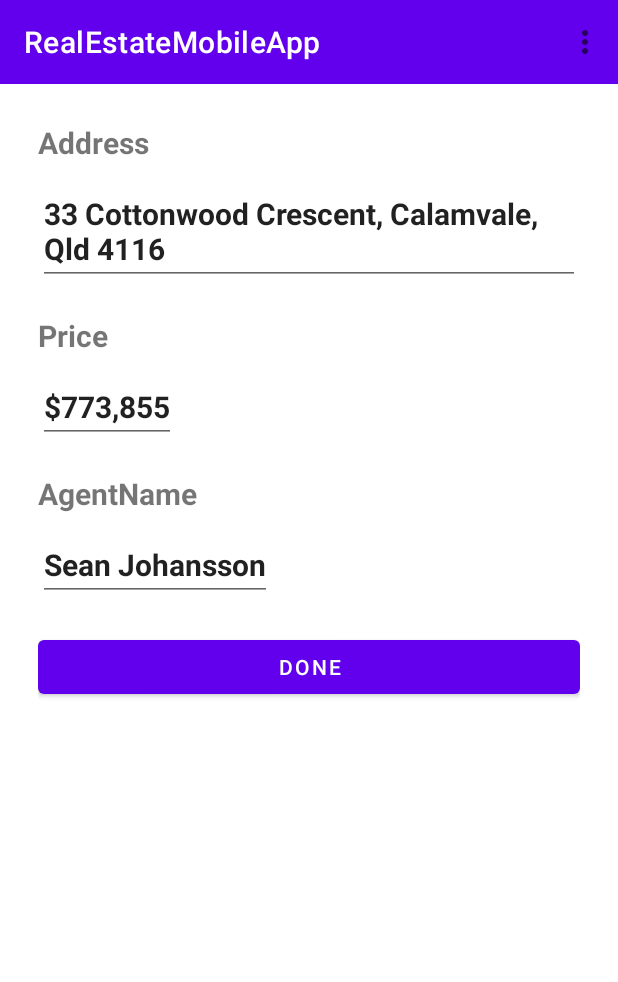
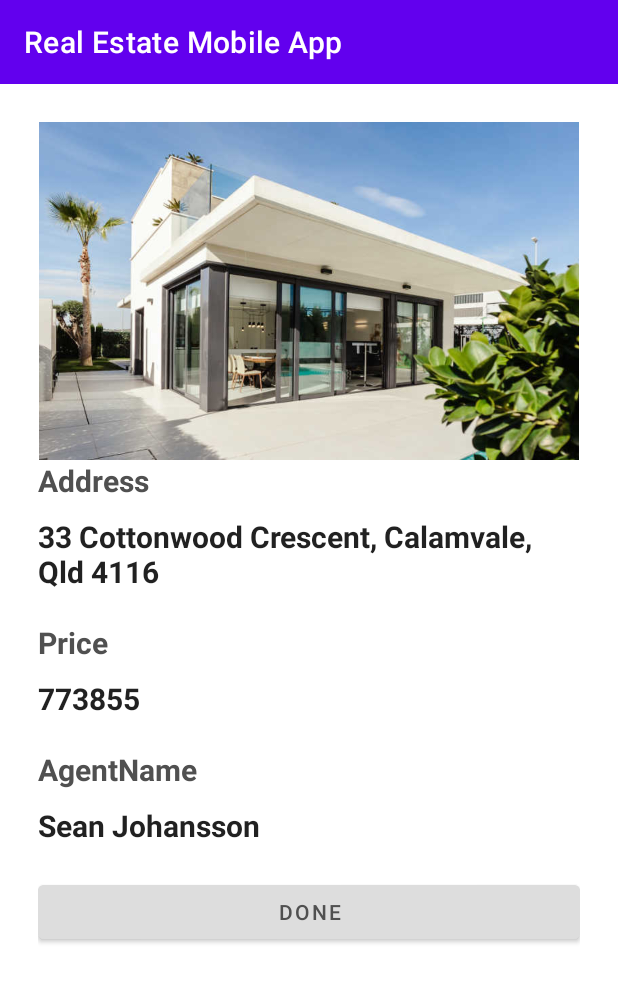
Before and after one commit to danny780659/RealEstateMobileApp, an Android app: the screen it shows after launch (MainActivity), after a tap on "33 Cottonwood Crescent, Calamvale, Qld 4", on a phone screen of 412 x 824 dp. Shown: the top 982 px of the screen. Run offline under Robolectric (Android 15) with nearby library versions, the phone set to English and light mode, and no system bars.

Commit message:
Added error handling, images and dialogs

```diff
--- a/app/src/main/java/com/example/realestatemobileapp/MainActivity.kt
+++ b/app/src/main/java/com/example/realestatemobileapp/MainActivity.kt
@@ -1,8 +1,10 @@
 package com.example.realestatemobileapp
 
+import android.app.AlertDialog
 import androidx.appcompat.app.AppCompatActivity
 import android.os.Bundle
 import android.view.Menu
+import android.widget.ImageView
 import androidx.fragment.app.Fragment
 import androidx.lifecycle.ViewModelProvider
 
@@ -18,17 +20,6 @@ class MainActivity : AppCompatActivity() {
         mPropertyDetailsViewModel = ViewModelProvider(this).get(PropertyDetailsViewModel::class.java)
 
         mPropertyDetailsViewModel.selectedProperty.observe(this) {
-            loadFragment(PropertyDetailsFragment.newInstance())
-        }
-
-        mPropertyDetailsViewModel.editedProperty.observe(this) {
-            loadFragment(PropertyListFragment.newInstance())
-        }
-
-/*
-        // we will persist data later using the database - However if we wanted to do it here
-        // we can put the list fragment on the stack and pop it off rather than recreating it
-        mPropertyDetailsViewModel.selectedProperty.observe(this) {
             supportFragmentManager
                 .beginTransaction()
                 .replace(R.id.container, PropertyDetailsFragment.newInstance())
@@ -39,16 +30,12 @@ class MainActivity : AppCompatActivity() {
         mPropertyDetailsViewModel.editedProperty.observe(this) {
             supportFragmentManager.popBackStack()
         }
-*/
+
         if (savedInstanceState == null) {
             loadFragment(PropertyListFragment.newInstance())
         }
     }
 
-    override fun onCreateOptionsMenu(menu: Menu?): Boolean {
-        menuInflater.inflate(R.menu. menu_main, menu)
-        return true
-    }
     fun loadFragment(fragment: Fragment)
     {
         supportFragmentManager
--- a/app/src/main/java/com/example/realestatemobileapp/Property.kt
+++ b/app/src/main/java/com/example/realestatemobileapp/Property.kt
@@ -1,3 +1,3 @@
 package com.example.realestatemobileapp
 
-data class Property (var id: String, var address: String, var price: String, var agentName: String, var imageName: String)
+data class Property (var id: String, var address: String, var price: Int, var agentName: String, var imageName: String)
--- a/app/src/main/java/com/example/realestatemobileapp/PropertyAdapter.kt
+++ b/app/src/main/java/com/example/realestatemobileapp/PropertyAdapter.kt
@@ -55,7 +55,7 @@ class PropertyAdapter(var properties: List<Property>) : RecyclerView.Adapter<Pro
             val agentNameView: TextView = view.findViewById(R.id.agentName)
 
             addressView.text = property.address
-            priceView.text = property.price
+            priceView.text = property.price.toString()
             agentNameView.text = property.agentName
         }
     }
--- a/app/src/main/java/com/example/realestatemobileapp/PropertyDetailsFragment.kt
+++ b/app/src/main/java/com/example/realestatemobileapp/PropertyDetailsFragment.kt
@@ -1,5 +1,6 @@
 package com.example.realestatemobileapp
 
+import android.app.AlertDialog
 import android.os.Bundle
 import android.view.LayoutInflater
 import android.view.View
@@ -7,6 +8,7 @@ import android.view.ViewGroup
 import android.widget.Button
 import android.widget.ImageView
 import android.widget.TextView
+import androidx.fragment.app.DialogFragment
 import androidx.fragment.app.Fragment
 import androidx.lifecycle.ViewModelProvider
 import androidx.lifecycle.ViewModelStoreOwner
@@ -33,6 +35,8 @@ class PropertyDetailsFragment : Fragment() {
 
         mProperty = mPropertyDetailsViewModel.selectedProperty.value!!
 
+        loadImage(mProperty.imageName, view.findViewById(R.id.house_image))
+
         val addressText = view?.findViewById<TextView>(R.id.address)
         addressText?.text = mProperty.address
 
@@ -42,15 +46,60 @@ class PropertyDetailsFragment : Fragment() {
         val agentNameText = view?.findViewById<TextView>(R.id.agentName)
         agentNameText?.text = mProperty.agentName
 
+        //val frag = currentFragment as PropertyDetailsFragment
+        //frag.checkDone(true)
+
         val doneButton = view?.findViewById<Button>(R.id.done)
 
         doneButton?.setOnClickListener { _ ->
-            mProperty.address = addressText?.text.toString()
-            mProperty.price = priceText?.text.toString()
-            mProperty.agentName = agentNameText?.text.toString()
 
-            mPropertyDetailsViewModel.editedProperty.value = mProperty
+            // if (addressText != null && !price.matches(Regex("\\$?[0-9]+"))) && agentNameText != null)
+            if (addressText != null && priceText != null && agentNameText != null) {
+                mProperty.address = addressText?.text.toString()
+
+                mProperty.price = priceText?.text.toString().toInt()
+                priceText?.text.toString().drop(1).toInt()
+
+                mProperty.agentName = agentNameText?.text.toString()
+
+                mPropertyDetailsViewModel.editedProperty.value = mProperty
+            }
+            else
+            {
+                ErrorDialogFragment().show(
+                    childFragmentManager, ErrorDialogFragment.TAG)
+            }
         }
+
         return view
+/*
+        fun checkDone(backPressed: Boolean) {
+            if (addressText != null && priceText != null && agentNameText != null) {
+                ErrorDialogFragment().show(
+                    childFragmentManager, ErrorDialogFragment.TAG)
+            }
+            else
+            {
+                mProperty.address = addressText?.text.toString()
+
+                mProperty.price = priceText?.text.toString().toInt()
+                priceText?.text.toString().drop(1).toInt()
+
+                mProperty.agentName = agentNameText?.text.toString()
+
+                mPropertyDetailsViewModel.editedProperty.value = mProperty
+            }
+        }
+*/
+    }
+
+    fun loadImage(imageName: String, imageView: ImageView) {
+
+        val resourceId =
+            this.getResources().getIdentifier(imageName, "drawable", this.getContext()?.getPackageName());
+
+        if (resourceId != 0) {
+            imageView.setImageResource(resourceId);
+        }
     }
 }
--- a/app/src/main/java/com/example/realestatemobileapp/PropertyListFragment.kt
+++ b/app/src/main/java/com/example/realestatemobileapp/PropertyListFragment.kt
@@ -4,7 +4,6 @@ import android.os.Bundle
 import android.view.LayoutInflater
 import android.view.View
 import android.view.ViewGroup
-import android.widget.ImageView
 import androidx.fragment.app.Fragment
 import androidx.lifecycle.ViewModelProvider
 import androidx.lifecycle.ViewModelStoreOwner
@@ -23,12 +22,12 @@ class PropertyListFragment : Fragment() {
     override fun onCreate(savedInstanceState: Bundle?) {
         super.onCreate(savedInstanceState)
 
-        mPropertyArray.add(Property("1", "33 Cottonwood Crescent, Calamvale, Qld 4116", "$773,855", "Sean Johansson", "house1"))
-        mPropertyArray.add(Property("2", "9 Westgate Place, The Gap, Qld 4061", "$944,603", "Gianni Carbone", "house2"))
-        mPropertyArray.add(Property("3", "55 Kempster Street, Sandgate, Qld 4017", "$849,000", "Kristy Kelly", "house3"))
-        mPropertyArray.add(Property("4", "6/70 Freeman Road, Durack, Qld 4077", "$595,218", "Sarah Bailey","house4"))
-        mPropertyArray.add(Property("5", "12 Arrol Street, Camp Hill, Qld 4152", "$1,977,972", "Roger Carr", "house5"))
-        mPropertyArray.add(Property("6", "37 Kahli Place, Carseldine, Qld 4034", "$970,692", "Libby Patrick", "house6"))
+        mPropertyArray.add(Property("1", "33 Cottonwood Crescent, Calamvale, Qld 4116", 773855, "Sean Johansson", "house1"))
+        mPropertyArray.add(Property("2", "9 Westgate Place, The Gap, Qld 4061", 944603, "Gianni Carbone", "house2"))
+        mPropertyArray.add(Property("3", "55 Kempster Street, Sandgate, Qld 4017", 849000, "Kristy Kelly", "house3"))
+        mPropertyArray.add(Property("4", "6/70 Freeman Road, Durack, Qld 4077", 595218, "Sarah Bailey","house4"))
+        mPropertyArray.add(Property("5", "12 Arrol Street, Camp Hill, Qld 4152", 1977972, "Roger Carr", "house5"))
+        mPropertyArray.add(Property("6", "37 Kahli Place, Carseldine, Qld 4034", 970692, "Libby Patrick", "house6"))
 
         val context = activity as ViewModelStoreOwner
         mPropertyDetailsViewModel = ViewModelProvider(context).get(PropertyDetailsViewModel::class.java)
--- a/app/src/main/res/layout/fragment_details.xml
+++ b/app/src/main/res/layout/fragment_details.xml
@@ -10,6 +10,7 @@
 
     <ImageView
         android:id="@+id/house_image"
+        android:adjustViewBounds="true"
         android:layout_width="match_parent"
         android:layout_height="wrap_content"
         android:layout_gravity="center_horizontal"
@@ -21,6 +22,7 @@
         android:layout_height="wrap_content"
         android:textSize="20sp"
         android:textStyle="bold"
+        android:textColor="@color/DarkGrey"
         android:text="Address"/>
 
     <EditText
@@ -28,6 +30,7 @@
         android:layout_marginTop="10dp"
         android:layout_width="wrap_content"
         android:layout_height="wrap_content"
+        android:background="@null"
         android:textSize="20sp"
         android:textStyle="bold"/>
 
@@ -37,6 +40,7 @@
         android:layout_marginTop="20dp"
         android:textSize="20sp"
         android:textStyle="bold"
+        android:textColor="@color/DarkGrey"
         android:text="Price"/>
 
     <EditText
@@ -44,6 +48,7 @@
         android:layout_marginTop="10dp"
         android:layout_width="wrap_content"
         android:layout_height="wrap_content"
+        android:background="@null"
         android:textSize="20sp"
         android:textStyle="bold"/>
 
@@ -53,6 +58,7 @@
         android:layout_marginTop="20dp"
         android:textSize="20sp"
         android:textStyle="bold"
+        android:textColor="@color/DarkGrey"
         android:text="AgentName"/>
 
     <EditText
@@ -60,6 +66,7 @@
         android:layout_marginTop="10dp"
         android:layout_width="wrap_content"
         android:layout_height="wrap_content"
+        android:background="@null"
         android:textSize="20sp"
         android:textStyle="bold"/>
 
@@ -69,5 +76,7 @@
         android:layout_height="wrap_content"
         android:layout_marginTop="20dp"
         android:layout_gravity="center_horizontal"
+        android:backgroundTint="@color/LightGrey"
+        android:textColor="@color/DarkGrey"
         android:text="DONE"/>
 </LinearLayout>
--- a/app/src/main/res/layout/list_item.xml
+++ b/app/src/main/res/layout/list_item.xml
@@ -10,7 +10,7 @@
         android:layout_width="match_parent"
         android:layout_height="match_parent"
         android:textStyle="bold"
-        android:layout_weight="3"/>
+        android:layout_weight="4"/>
 
     <TextView
         android:id="@+id/price"
--- a/app/src/main/res/values/colors.xml
+++ b/app/src/main/res/values/colors.xml
@@ -7,4 +7,6 @@
     <color name="teal_700">#FF018786</color>
     <color name="black">#FF000000</color>
     <color name="white">#FFFFFFFF</color>
+    <color name="LightGrey">#FFDDDDDD</color>
+    <color name="DarkGrey">#FF505050</color>
 </resources>
--- a/app/src/main/res/values/strings.xml
+++ b/app/src/main/res/values/strings.xml
@@ -1,3 +1,3 @@
 <resources>
-    <string name="app_name">RealEstateMobileApp</string>
+    <string name="app_name">Real Estate Mobile App</string>
 </resources>
```
Also changed, not shown: app/src/main/java/com/example/realestatemobileapp/DialogFragment.kt (added, +21 -0 lines), app/src/main/res/menu/menu_main.xml (deleted, +0 -10 lines).
